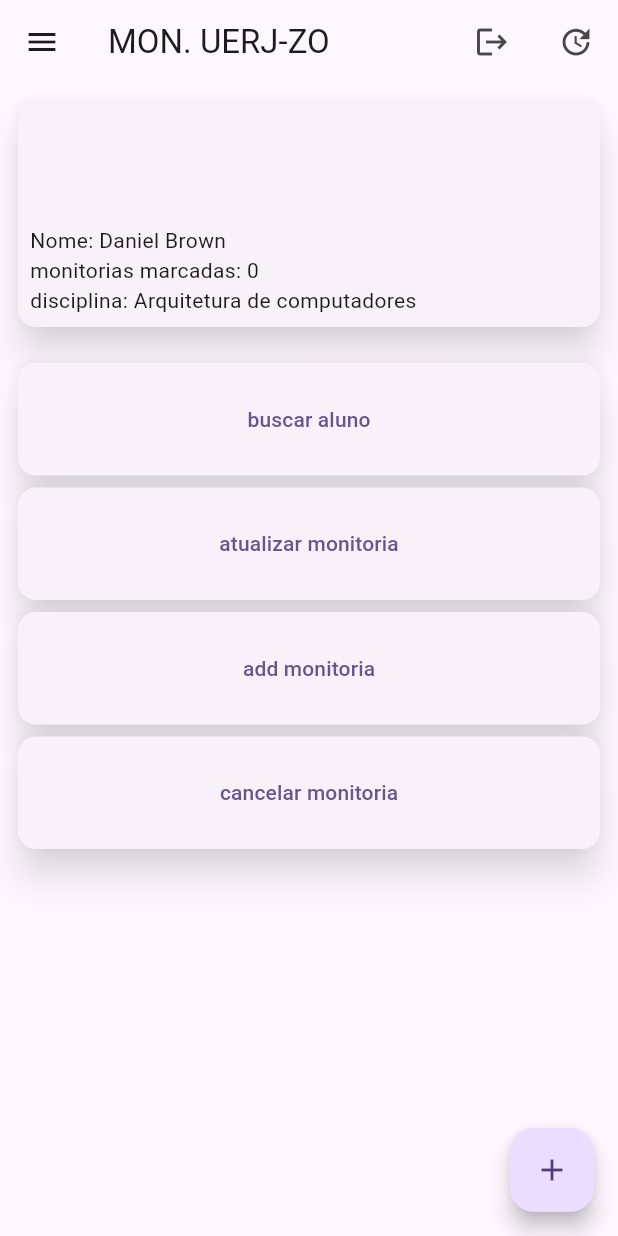
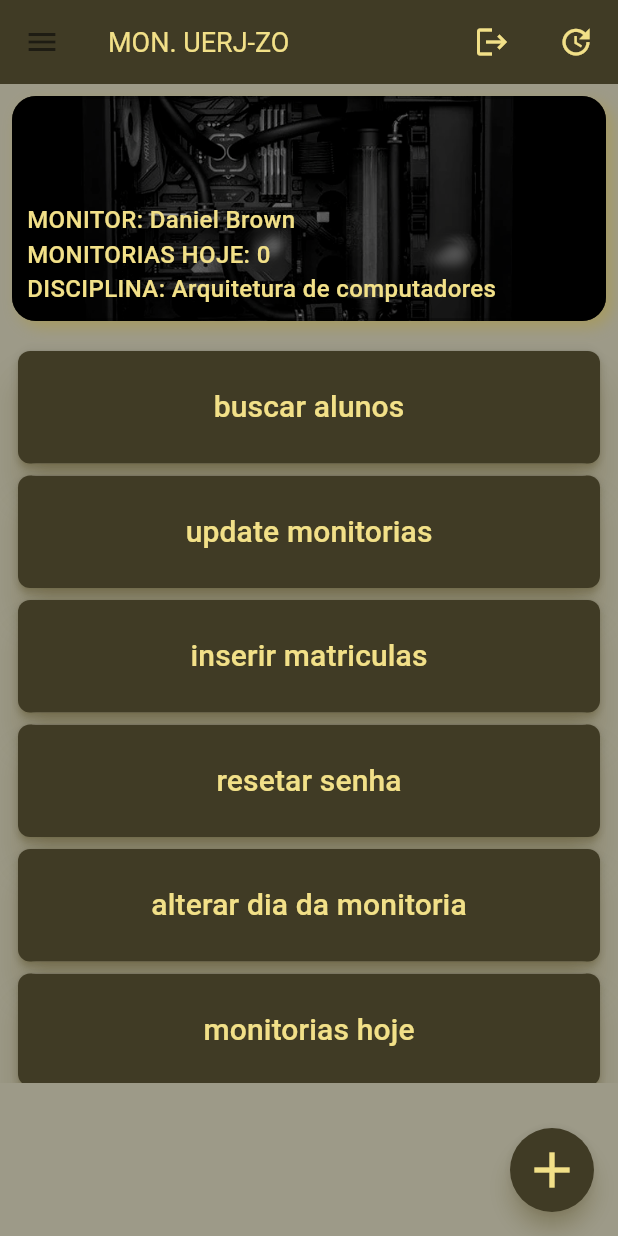
Before and after one commit to DanielBrown1998/USM_Flutter, a Flutter app: the screen it shows after launch, on a phone screen of 412 x 824 dp. Run offline on Flutter 3.47's test engine with Material 3 defaults, Android fonts, the light colour scheme and no system bars.

Commit message:
feat: implemetando o layout da home

```diff
--- a/app/lib/components/body.dart
+++ b/app/lib/components/body.dart
@@ -0,0 +1,44 @@
+import "package:flutter/material.dart";
+
+class ListBody {
+  static Widget list(BuildContext context) {
+    List<String> nameButtons = <String>[
+      "buscar alunos",
+      "update monitorias",
+      "inserir matriculas",
+      "resetar senha",
+      "alterar dia da monitoria",
+      "monitorias hoje"
+    ];
+    return ListView.builder(
+      padding: const EdgeInsets.all(8.0),
+      itemCount: nameButtons.length,
+      itemBuilder: (context, int i) {
+        return Card(
+          borderOnForeground: true,
+          elevation: 10,
+          shadowColor: Theme.of(context).shadowColor,
+          child: Container(
+            height: 75,
+            child: MaterialButton(
+              onPressed: () {},
+              splashColor: Theme.of(context).primaryColorDark,
+              color: Theme.of(context).cardColor,
+              shape: RoundedRectangleBorder(
+                borderRadius: BorderRadius.circular(8.0),
+              ),
+              child: Text(
+                nameButtons[i],
+                style: TextStyle(
+                  decoration: TextDecoration.none,
+                  color: Theme.of(context).primaryColorDark,
+                  fontSize: 20,
+                ),
+              ),
+            ),
+          ),
+        );
+      },
+    );
+  }
+}
--- a/app/lib/components/drawer.dart
+++ b/app/lib/components/drawer.dart
@@ -1,67 +1,74 @@
 import 'package:flutter/material.dart';
 
 class ListDrawer {
-  static Widget list() {
+  static Widget list(BuildContext context) {
+    List<List<Widget>> listWidgets = [
+      [
+        Text("home",
+            style: TextStyle(color: Theme.of(context).primaryColorDark)),
+        Icon(
+          Icons.home,
+          color: Theme.of(context).primaryColorDark,
+        ),
+      ],
+      [
+        Text("dias disponiveis",
+            style: TextStyle(color: Theme.of(context).primaryColorDark)),
+        Icon(
+          Icons.calendar_today,
+          color: Theme.of(context).primaryColorDark,
+        ),
+      ],
+      [
+        Text("monitorias hoje",
+            style: TextStyle(color: Theme.of(context).primaryColorDark)),
+        Icon(
+          Icons.today,
+          color: Theme.of(context).primaryColorDark,
+        ),
+      ],
+      [
+        Text("config",
+            style: TextStyle(color: Theme.of(context).primaryColorDark)),
+        Icon(
+          Icons.settings,
+          color: Theme.of(context).primaryColorDark,
+        ),
+      ],
+      [
+        Text("matriculas",
+            style: TextStyle(color: Theme.of(context).primaryColorDark)),
+        Icon(
+          Icons.vpn_key,
+          color: Theme.of(context).primaryColorDark,
+        ),
+      ],
+      [
+        Text("info",
+            style: TextStyle(color: Theme.of(context).primaryColorDark)),
+        Icon(
+          Icons.info,
+          color: Theme.of(context).primaryColorDark,
+        ),
+      ],
+    ];
+
     return Drawer(
       width: 200,
+      backgroundColor: Theme.of(context).cardColor,
       child: Padding(
         padding: const EdgeInsets.all(8.0),
-        child: ListView(
-          children: <Widget>[
-            Padding(
-              padding: const EdgeInsets.all(4.0),
-              child: Row(
-                spacing: 10,
-                mainAxisAlignment: MainAxisAlignment.spaceBetween,
-                children: <Widget>[
-                  Text("home"),
-                  Icon(Icons.home),
-                ],
-              ),
-            ),
-            Padding(
-              padding: const EdgeInsets.all(4.0),
-              child: Row(
-                mainAxisAlignment: MainAxisAlignment.spaceBetween,
-                children: <Widget>[
-                  Text("dias disponiveis"),
-                  Icon(Icons.calendar_today),
-                ],
-              ),
-            ),
-            Padding(
-              padding: const EdgeInsets.all(4.0),
-              child: Row(
-                mainAxisAlignment: MainAxisAlignment.spaceBetween,
-                children: <Widget>[
-                  Text("monitorias hoje"),
-                  Icon(Icons.today),
-                ],
-              ),
-            ),
-            Padding(
-              padding: const EdgeInsets.all(4.0),
-              child: Row(
-                mainAxisAlignment: MainAxisAlignment.spaceBetween,
-                children: <Widget>[
-                  Text("config"),
-                  Icon(Icons.settings),
-                ],
-              ),
-            ),
-            Padding(
-              padding: const EdgeInsets.all(4.0),
-              child: Row(
-                mainAxisAlignment: MainAxisAlignment.spaceBetween,
-                children: <Widget>[
-                  Text("info"),
-                  Icon(Icons.info),
-                ],
-              ),
-            ),
-
-            // TODO more Rows;
-          ],
+        child: ListView.separated(
+          separatorBuilder: (BuildContext context, int i) => Divider(
+            color: Theme.of(context).primaryColorDark,
+          ),
+          itemCount: listWidgets.length,
+          itemBuilder: (BuildContext context, int i) {
+            return Row(
+              mainAxisAlignment: MainAxisAlignment.spaceBetween,
+              children: listWidgets[i],
+            );
+          },
         ),
       ),
     );
--- a/app/lib/components/header.dart
+++ b/app/lib/components/header.dart
@@ -10,6 +10,27 @@ class Header extends StatelessWidget {
     String disciplina = "Arquitetura de computadores";
     return Container(
       height: 150,
+      decoration: BoxDecoration(
+        color: Theme.of(context).cardColor,
+        border: Border.all(
+          color: Theme.of(context).dividerColor,
+          width: 2,
+        ),
+        borderRadius: BorderRadius.all(
+          Radius.elliptical(16, 16),
+        ),
+        image: DecorationImage(
+          image: AssetImage("lib/assets/images/back-720.png"),
+          fit: BoxFit.cover,
+        ),
+        boxShadow: [
+          BoxShadow(
+            color: Theme.of(context).shadowColor,
+            blurRadius: 8.0,
+            offset: Offset(4, 4),
+          ),
+        ],
+      ),
       child: Row(
         mainAxisAlignment: MainAxisAlignment.start,
         crossAxisAlignment: CrossAxisAlignment.center,
@@ -20,9 +41,33 @@ class Header extends StatelessWidget {
               mainAxisAlignment: MainAxisAlignment.end,
               crossAxisAlignment: CrossAxisAlignment.start,
               children: <Widget>[
-                Text("Nome: $aluno"),
-                Text("monitorias marcadas: $num"),
-                Text("disciplina: $disciplina"),
+                Text(
+                  "MONITOR: $aluno",
+                  style: TextStyle(
+                    color: Theme.of(context).primaryColorDark,
+                    fontWeight: FontWeight.w500,
+                    fontSize: 16,
+                  ),
+                  overflow: TextOverflow.clip,
+                ),
+                Text(
+                  "MONITORIAS HOJE: $num",
+                  style: TextStyle(
+                    color: Theme.of(context).primaryColorDark,
+                    fontWeight: FontWeight.w500,
+                    fontSize: 16,
+                  ),
+                  overflow: TextOverflow.clip,
+                ),
+                Text(
+                  "DISCIPLINA: $disciplina",
+                  style: TextStyle(
+                    color: Theme.of(context).primaryColorDark,
+                    fontWeight: FontWeight.w500,
+                    fontSize: 16,
+                  ),
+                  overflow: TextOverflow.clip,
+                ),
               ],
             ),
           ),
--- a/app/lib/home_screen/home_screen.dart
+++ b/app/lib/home_screen/home_screen.dart
@@ -1,6 +1,7 @@
 import 'package:flutter/material.dart';
 import 'package:app/components/header.dart';
 import 'package:app/components/drawer.dart';
+import 'package:app/components/body.dart' as custom_body;
 
 class Home extends StatefulWidget {
   const Home({super.key, required this.title});
@@ -12,36 +13,37 @@ class Home extends StatefulWidget {
 }
 
 class _HomeState extends State<Home> {
-  int _counter = 0;
-
-  List<String> nameButtons = <String>[
-    "buscar aluno",
-    "atualizar monitoria",
-    "add monitoria",
-    "cancelar monitoria",
-  ];
-
-  void _incrementCounter() {
-    setState(() {
-      _counter++;
-    });
-  }
-
   @override
   Widget build(BuildContext context) {
     return Scaffold(
+      backgroundColor: Theme.of(context).scaffoldBackgroundColor,
       appBar: AppBar(
+        backgroundColor: Theme.of(context).cardColor,
         actions: [
           Padding(
             padding: const EdgeInsets.all(4.0),
-            child: IconButton(onPressed: () {}, icon: Icon(Icons.logout)),
+            child: IconButton(
+              onPressed: () {},
+              icon: Icon(Icons.logout),
+              color: Theme.of(context).primaryColorDark,
+            ),
           ),
           Padding(
             padding: const EdgeInsets.all(4.0),
-            child: IconButton(onPressed: () {}, icon: Icon(Icons.update)),
+            child: IconButton(
+              onPressed: () {},
+              icon: Icon(Icons.update),
+              color: Theme.of(context).primaryColorDark,
+            ),
           ),
         ],
-        title: Text(widget.title),
+        title: Text(
+          widget.title,
+          style: TextStyle(
+            color: Theme.of(context).primaryColorDark,
+            fontSize: 18,
+          ),
+        ),
       ),
       body: Column(
         mainAxisAlignment: MainAxisAlignment.start,
@@ -49,40 +51,27 @@ class _HomeState extends State<Home> {
         children: <Widget>[
           Padding(
             padding: const EdgeInsets.all(8.0),
-            child: Card(
-              borderOnForeground: true,
-              elevation: 10,
-              shadowColor: ThemeData().cardColor,
-              child: Header(
-                key: Key("home_screen"),
-              ),
+            child: Header(
+              key: Key("home_screen"),
             ),
           ),
-          Container(
+          SizedBox(
             height: 500,
-            child: ListView.builder(
-              padding: const EdgeInsets.all(8.0),
-              itemCount: nameButtons.length,
-              itemBuilder: (context, int i) {
-                return Card(
-                    borderOnForeground: true,
-                    elevation: 10,
-                    shadowColor: ThemeData().cardColor,
-                    child: Container(
-                      height: 75,
-                      child: TextButton(
-                          onPressed: () {}, child: Text(nameButtons[i])),
-                    ));
-              },
-            ),
+            child: custom_body.ListBody.list(context),
           ),
         ],
       ),
-      drawer: ListDrawer.list(),
+      drawer: ListDrawer.list(context),
       floatingActionButton: FloatingActionButton(
-        onPressed: _incrementCounter,
+        onPressed: () {},
         tooltip: 'Increment',
-        child: const Icon(Icons.add),
+        backgroundColor: Theme.of(context).cardColor,
+        shape: CircleBorder(),
+        child: Icon(
+          Icons.add,
+          color: Theme.of(context).primaryColorDark,
+          size: 40,
+        ),
       ),
     );
   }
--- a/app/lib/main.dart
+++ b/app/lib/main.dart
@@ -18,7 +18,15 @@ class MyApp extends StatelessWidget {
     return MaterialApp(
       title: title,
       theme: ThemeData(
-        colorScheme: ColorScheme.fromSeed(seedColor: Colors.deepPurple),
+        cardColor: Color(0xFF403B25),
+        dividerColor: Colors.black26,
+        shadowColor: const Color(0xFFA69A60),
+        primaryColorDark: Color(0xFFF2E088),
+        primaryColor: Color(0xFF0D0D0D),
+        scaffoldBackgroundColor: const Color.fromARGB(199, 129, 125, 103),
+        colorScheme: ColorScheme.fromSeed(
+            seedColor: const Color(0xFFF2E088),
+            primary: const Color(0xFF403B25),),
         useMaterial3: true,
       ),
       home: Home(
--- a/app/pubspec.yaml
+++ b/app/pubspec.yaml
@@ -58,7 +58,8 @@ flutter:
   uses-material-design: true
 
   # To add assets to your application, add an assets section, like this:
-  # assets:
+  assets:
+      - lib/assets/images/back-720.png
   #   - images/a_dot_burr.jpeg
   #   - images/a_dot_ham.jpeg
 
```
Also changed, not shown: app/lib/assets/images/back-720.png (added), 126 other files.
